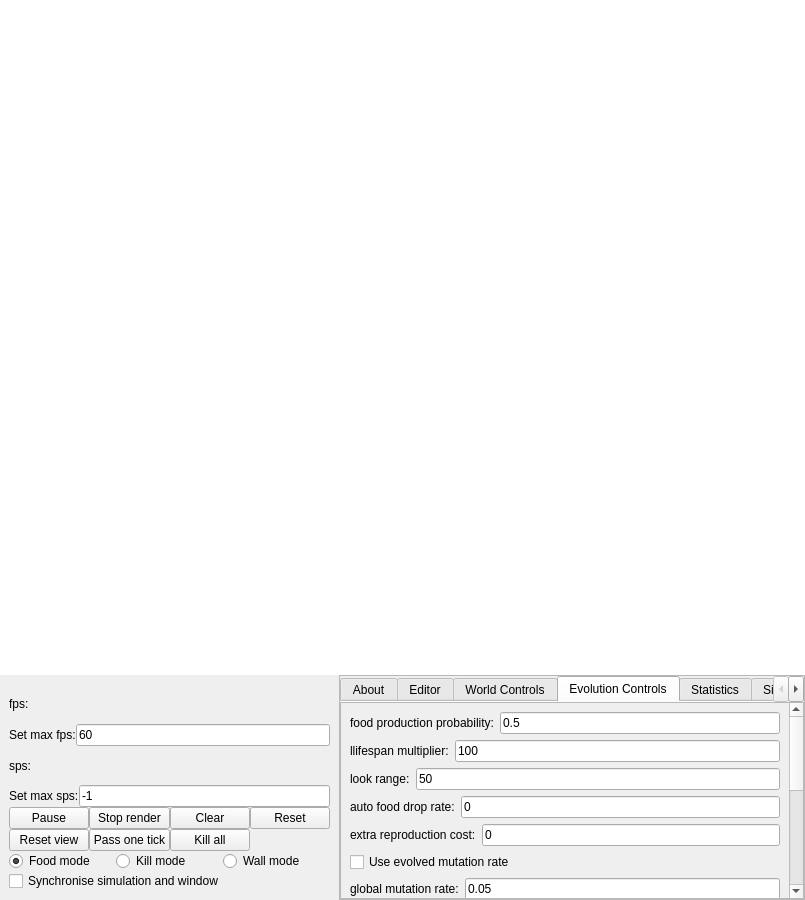
First picture: the form in LifeEngineCpp/mainwindow.ui, repository SuperSpaceEye/LifeEngineExtended, before the edit.
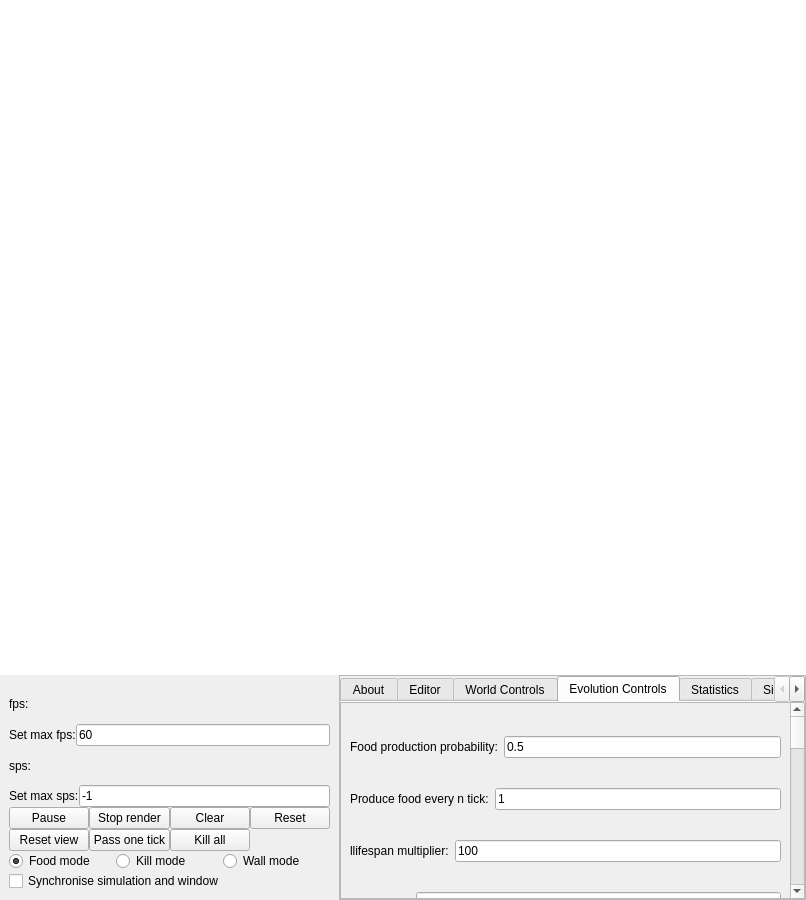
Second picture: the form after the edit.

Patch:
```diff
--- a/LifeEngineCpp/mainwindow.ui
+++ b/LifeEngineCpp/mainwindow.ui
@@ -6,7 +6,7 @@
    <rect>
     <x>0</x>
     <y>0</y>
-    <width>805</width>
+    <width>806</width>
     <height>900</height>
    </rect>
   </property>
@@ -717,9 +717,9 @@
                 <property name="geometry">
                  <rect>
                   <x>0</x>
-                  <y>-165</y>
-                  <width>411</width>
-                  <height>542</height>
+                  <y>-456</y>
+                  <width>412</width>
+                  <height>1018</height>
                  </rect>
                 </property>
                 <property name="sizePolicy">
@@ -755,10 +755,10 @@
                    <property name="minimumSize">
                     <size>
                      <width>0</width>
-                     <height>0</height>
+                     <height>1000</height>
                     </size>
                    </property>
-                   <layout class="QVBoxLayout" name="verticalLayout_20" stretch="0,0,0,0,0,0,0,0,0,0,0,0,0,0">
+                   <layout class="QVBoxLayout" name="verticalLayout_20" stretch="0,0,0,0,0,0,0,0,0,0,0,0,0,0,0,0,0,0">
                     <property name="spacing">
                      <number>6</number>
                     </property>
@@ -803,7 +803,7 @@
                          </size>
                         </property>
                         <property name="text">
-                         <string>food production probability:</string>
+                         <string>Food production probability:</string>
                         </property>
                        </widget>
                       </item>
@@ -816,6 +816,24 @@
                       </item>
                      </layout>
                     </item>
+                    <item>
+                     <layout class="QHBoxLayout" name="horizontalLayout_24">
+                      <item>
+                       <widget class="QLabel" name="label_15">
+                        <property name="text">
+                         <string>Produce food every n tick:</string>
+                        </property>
+                       </widget>
+                      </item>
+                      <item>
+                       <widget class="QLineEdit" name="le_produce_food_every_n_tick">
+                        <property name="text">
+                         <string>1</string>
+                        </property>
+                       </widget>
+                      </item>
+                     </layout>
+                    </item>
                     <item>
                      <layout class="QHBoxLayout" name="horizontalLayout_9">
                       <item>
@@ -897,22 +915,14 @@
                      </layout>
                     </item>
                     <item>
-                     <layout class="QVBoxLayout" name="verticalLayout_16">
-                      <item>
-                       <layout class="QHBoxLayout" name="horizontalLayout_19">
-                        <item>
-                         <widget class="QCheckBox" name="cb_use_evoved_mutation_rate">
-                          <property name="text">
-                           <string>Use evolved mutation rate</string>
-                          </property>
-                          <property name="checked">
-                           <bool>false</bool>
-                          </property>
-                         </widget>
-                        </item>
-                       </layout>
-                      </item>
-                     </layout>
+                     <widget class="QCheckBox" name="cb_use_evolved_anatomy_mutation_rate">
+                      <property name="text">
+                       <string>Use evolved anatomy mutation rate</string>
+                      </property>
+                      <property name="checked">
+                       <bool>false</bool>
+                      </property>
+                     </widget>
                     </item>
                     <item>
                      <layout class="QVBoxLayout" name="mutation_rate_layout">
@@ -924,7 +934,7 @@
                            <bool>true</bool>
                           </property>
                           <property name="text">
-                           <string>global mutation rate:</string>
+                           <string>Global anatomy mutation rate:</string>
                           </property>
                          </widget>
                         </item>
@@ -942,6 +952,49 @@
                       </item>
                      </layout>
                     </item>
+                    <item>
+                     <widget class="QCheckBox" name="cb_use_evolved_brain_mutation_rate">
+                      <property name="text">
+                       <string>Use evolved brain mutation rate</string>
+                      </property>
+                     </widget>
+                    </item>
+                    <item>
+                     <layout class="QHBoxLayout" name="horizontalLayout_27">
+                      <item>
+                       <widget class="QLabel" name="label_20">
+                        <property name="text">
+                         <string>Global brain mutation rate:</string>
+                        </property>
+                       </widget>
+                      </item>
+                      <item>
+                       <widget class="QLineEdit" name="le_global_brain_mutation_rate">
+                        <property name="text">
+                         <string>0.1</string>
+                        </property>
+                       </widget>
+                      </item>
+                     </layout>
+                    </item>
+                    <item>
+                     <layout class="QHBoxLayout" name="horizontalLayout_19">
+                      <item>
+                       <widget class="QLabel" name="label_21">
+                        <property name="text">
+                         <string>Killer damage amount:</string>
+                        </property>
+                       </widget>
+                      </item>
+                      <item>
+                       <widget class="QLineEdit" name="le_killer_damage_amount">
+                        <property name="text">
+                         <string>1</string>
+                        </property>
+                       </widget>
+                      </item>
+                     </layout>
+                    </item>
                     <item>
                      <layout class="QVBoxLayout" name="verticalLayout_17">
                       <item>
```
Left out of the diff: 105 changed lines with no effect on the pictures.
